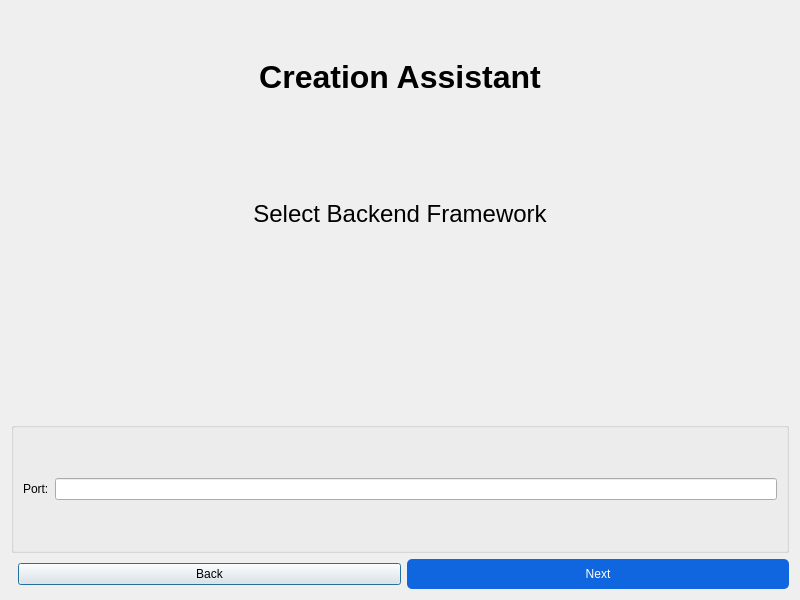
Qt form src/components/backend-assistant/backendassistant.ui (RapidWebForge/RapidWebForgeApp) before a commit.
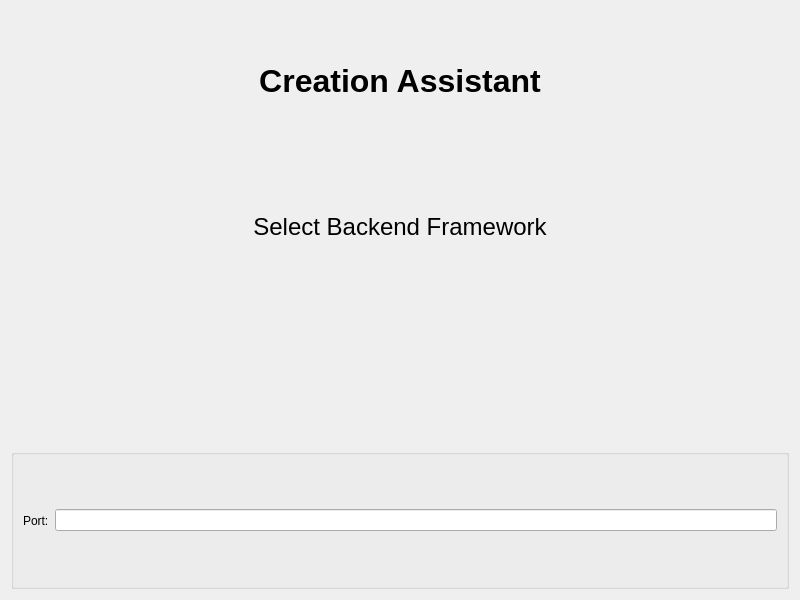
The same form after that commit. Icons and pictures are not drawn.

Diff of the .ui file:
```diff
--- a/src/components/backend-assistant/backendassistant.ui
+++ b/src/components/backend-assistant/backendassistant.ui
@@ -26,7 +26,6 @@
      <property name="font">
       <font>
        <pointsize>24</pointsize>
-       <weight>75</weight>
        <bold>true</bold>
       </font>
      </property>
@@ -79,40 +78,6 @@
      </layout>
     </widget>
    </item>
-   <!-- Botones para navegar entre pantallas -->
-   <item>
-    <layout class="QHBoxLayout" name="buttonLayout">
-     <item>
-      <spacer name="horizontalSpacer">
-       <property name="orientation">
-        <enum>Qt::Horizontal</enum>
-       </property>
-       <property name="sizeType">
-        <enum>QSizePolicy::Expanding</enum>
-       </property>
-      </spacer>
-     </item>
-     <!-- Botón Back -->
-     <item>
-      <widget class="QPushButton" name="backButton">
-       <property name="text">
-        <string>Back</string>
-       </property>
-      </widget>
-     </item>
-     <!-- Botón Next -->
-     <item>
-      <widget class="QPushButton" name="nextButton">
-       <property name="text">
-        <string>Next</string>
-       </property>
-       <property name="styleSheet">
-        <string notr="true">background-color: #0F66DE; color: #ffffff; padding: 8px 16px; border-radius: 5px;</string>
-       </property>
-      </widget>
-     </item>
-    </layout>
-   </item>
   </layout>
  </widget>
  <resources/>
```
Left out of the diff: 34 changed lines with no effect on the pictures.
